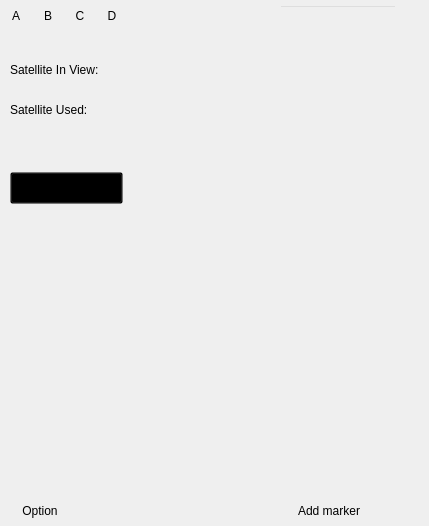
Old version of the form deliciousClient/mainwindow.ui in the repository gaoxiaojun/delicacymap.
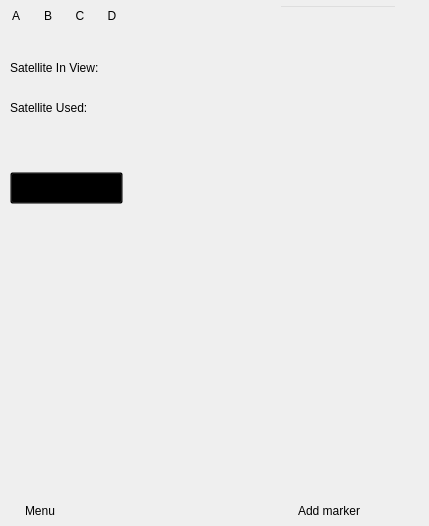
New version of the form. The open tabs and pages were chosen to show the change. Icons and pictures are not drawn.

```diff
--- a/deliciousClient/mainwindow.ui
+++ b/deliciousClient/mainwindow.ui
@@ -283,10 +283,10 @@
        <widget class="QLabel" name="label_Sat_In_View">
         <property name="geometry">
          <rect>
-          <x>130</x>
-          <y>30</y>
+          <x>200</x>
+          <y>26</y>
           <width>61</width>
-          <height>16</height>
+          <height>20</height>
          </rect>
         </property>
         <property name="text">
@@ -297,9 +297,9 @@
         <property name="geometry">
          <rect>
           <x>10</x>
-          <y>30</y>
-          <width>111</width>
-          <height>16</height>
+          <y>25</y>
+          <width>151</width>
+          <height>21</height>
          </rect>
         </property>
         <property name="text">
@@ -310,9 +310,9 @@
         <property name="geometry">
          <rect>
           <x>10</x>
-          <y>70</y>
-          <width>111</width>
-          <height>16</height>
+          <y>65</y>
+          <width>151</width>
+          <height>21</height>
          </rect>
         </property>
         <property name="text">
@@ -322,10 +322,10 @@
        <widget class="QLabel" name="label_Sat_Used">
         <property name="geometry">
          <rect>
-          <x>130</x>
-          <y>70</y>
+          <x>200</x>
+          <y>66</y>
           <width>61</width>
-          <height>16</height>
+          <height>20</height>
          </rect>
         </property>
         <property name="text">
@@ -411,7 +411,7 @@
          </size>
         </property>
         <property name="text">
-         <string>Option</string>
+         <string>Menu</string>
         </property>
         <property name="flat">
          <bool>true</bool>
```
Left out of the diff: 6 changed lines with no effect on the pictures.
